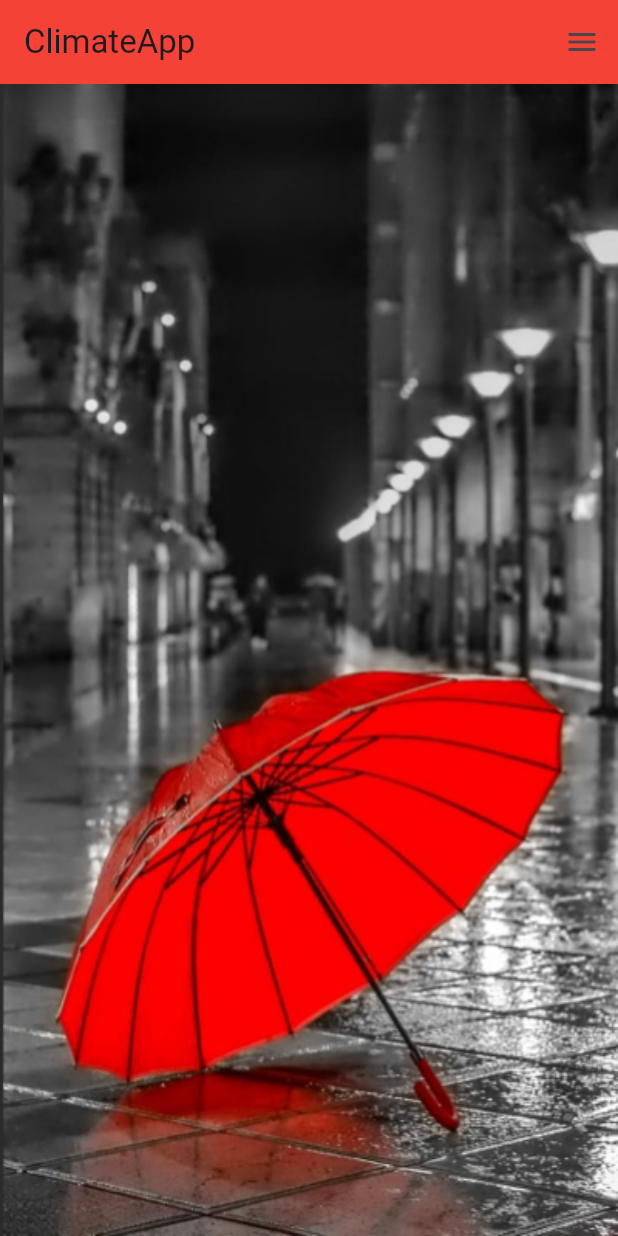
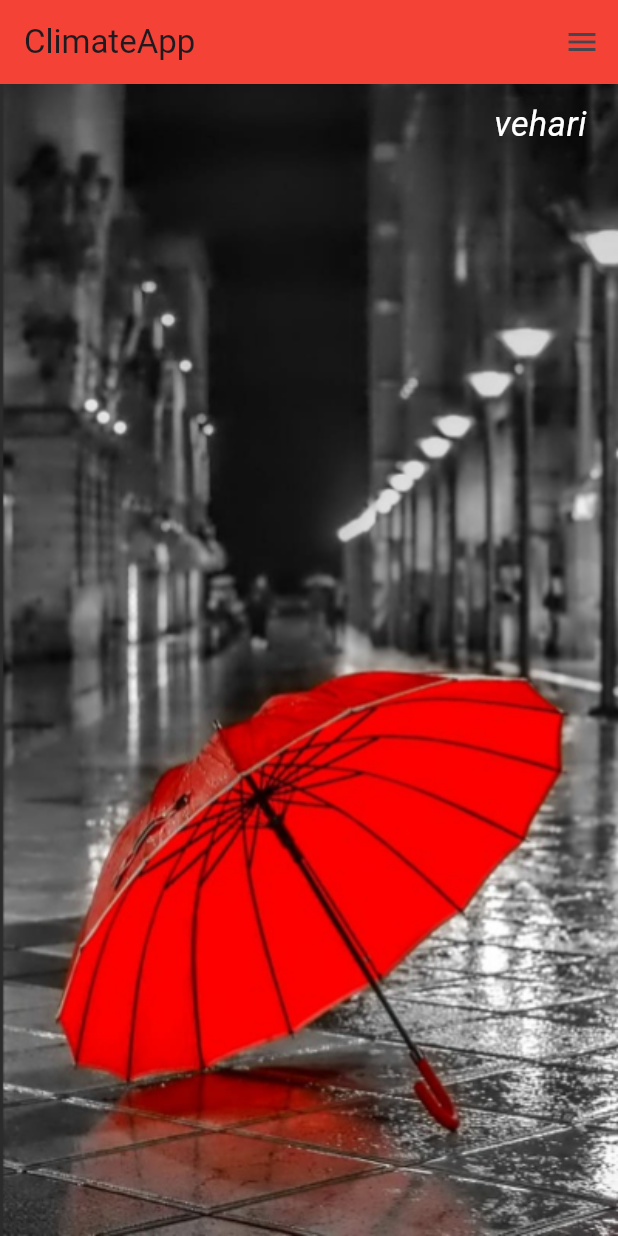
Before and after one commit to haseeb009009/flutterapps, a Flutter app: the screen it shows after launch, on a phone screen of 412 x 824 dp. Run offline on Flutter 3.47's test engine with Material 3 defaults, Android fonts, the phone set to English and light mode, and no system bars; our stand-ins replace audioplayers, flutter_colorpicker.

Commit message:
video 4 (text)
in this video we have added text in climate file and style it

```diff
--- a/weather/lib/ui/climatefile.dart
+++ b/weather/lib/ui/climatefile.dart
@@ -21,14 +21,22 @@ class _ClimateState extends State<Climate> {
           ),
         ],
       ),
-      body: const Stack(
+      body: Stack(
         children: [
-          Center(
+          const Center(
             child: Image(
               image: AssetImage('images/umbrella.png'),
               height: 1200.0,
               width: 600.0,
               fit: BoxFit.fill,
+            ),
+          ),
+          Container(
+            alignment: Alignment.topRight,
+            margin: const EdgeInsets.fromLTRB(0.0, 10.9, 20.9, 0.0),
+            child: Text(
+              'vehari',
+              style: cityStyle(),
             ),
           )
         ],
@@ -36,3 +44,10 @@ class _ClimateState extends State<Climate> {
     );
   }
 }
+TextStyle cityStyle() {
+  return const TextStyle(
+    color: Colors.white,
+    fontSize: 22.9,
+    fontStyle: FontStyle.italic,
+  );
+}
```
